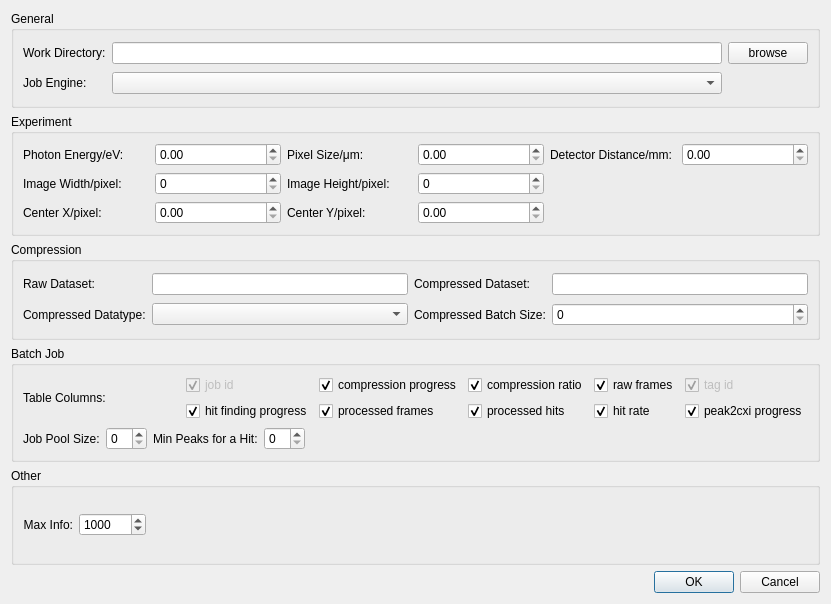
Old version of the form ui/settings_diag.ui in the repository LiuLab-CSRC/ClickX.
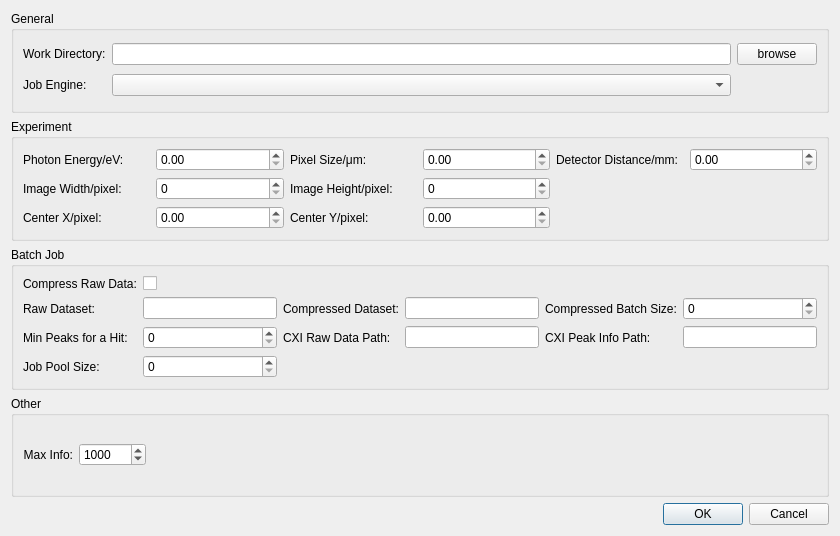
New version of the form.

What changed in the file:
```diff
--- a/ui/settings_diag.ui
+++ b/ui/settings_diag.ui
@@ -6,14 +6,14 @@
    <rect>
     <x>0</x>
     <y>0</y>
-    <width>831</width>
-    <height>604</height>
+    <width>840</width>
+    <height>536</height>
    </rect>
   </property>
   <property name="windowTitle">
    <string>Settings</string>
   </property>
-  <layout class="QVBoxLayout" name="verticalLayout" stretch="0,0,0,0,0,0">
+  <layout class="QVBoxLayout" name="verticalLayout_2">
    <item>
     <widget class="QGroupBox" name="groupBox">
      <property name="title">
@@ -162,235 +162,107 @@
     </widget>
    </item>
    <item>
-    <widget class="QGroupBox" name="groupBox_2">
+    <widget class="QGroupBox" name="groupBox_3">
      <property name="title">
-      <string>Compression</string>
+      <string>Batch Job</string>
      </property>
-     <layout class="QHBoxLayout" name="horizontalLayout_2">
+     <layout class="QVBoxLayout" name="verticalLayout">
       <item>
        <layout class="QGridLayout" name="gridLayout_3">
         <item row="0" column="0">
+         <widget class="QLabel" name="label_14">
+          <property name="text">
+           <string>Compress Raw Data:</string>
+          </property>
+         </widget>
+        </item>
+        <item row="0" column="1">
+         <widget class="QCheckBox" name="compressRawData">
+          <property name="text">
+           <string/>
+          </property>
+          <property name="tristate">
+           <bool>false</bool>
+          </property>
+         </widget>
+        </item>
+        <item row="1" column="0">
          <widget class="QLabel" name="label_10">
           <property name="text">
            <string>Raw Dataset:</string>
           </property>
          </widget>
         </item>
-        <item row="0" column="2">
+        <item row="1" column="1">
+         <widget class="QLineEdit" name="rawDataset"/>
+        </item>
+        <item row="1" column="2">
          <widget class="QLabel" name="label_13">
           <property name="text">
            <string>Compressed Dataset:</string>
           </property>
          </widget>
         </item>
-        <item row="0" column="3">
+        <item row="1" column="3">
          <widget class="QLineEdit" name="compressedDataset"/>
         </item>
-        <item row="1" column="0">
-         <widget class="QLabel" name="label_11">
-          <property name="text">
-           <string>Compressed Datatype:</string>
-          </property>
-         </widget>
-        </item>
-        <item row="1" column="2">
+        <item row="1" column="4">
          <widget class="QLabel" name="label_12">
           <property name="text">
            <string>Compressed Batch Size:</string>
           </property>
          </widget>
         </item>
-        <item row="0" column="1">
-         <widget class="QLineEdit" name="rawDataset"/>
-        </item>
-        <item row="1" column="1">
-         <widget class="QComboBox" name="compressedDatatype"/>
-        </item>
-        <item row="1" column="3">
+        <item row="1" column="5">
          <widget class="QSpinBox" name="compressedBatchSize">
           <property name="maximum">
            <number>9999</number>
           </property>
          </widget>
         </item>
-       </layout>
-      </item>
-     </layout>
-    </widget>
-   </item>
-   <item>
-    <widget class="QGroupBox" name="groupBox_3">
-     <property name="title">
-      <string>Batch Job</string>
-     </property>
-     <layout class="QVBoxLayout" name="verticalLayout_2">
-      <item>
-       <layout class="QHBoxLayout" name="horizontalLayout_3">
-        <item>
-         <widget class="QLabel" name="label_14">
+        <item row="2" column="0">
+         <widget class="QLabel" name="label_20">
           <property name="text">
-           <string>Table Columns:</string>
+           <string>Min Peaks for a Hit:</string>
           </property>
          </widget>
         </item>
-        <item>
-         <layout class="QGridLayout" name="tableColumns">
-          <item row="0" column="0">
-           <widget class="QCheckBox" name="jobId">
-            <property name="enabled">
-             <bool>false</bool>
-            </property>
-            <property name="text">
-             <string>job id</string>
-            </property>
-            <property name="checked">
-             <bool>true</bool>
-            </property>
-           </widget>
-          </item>
-          <item row="0" column="1">
-           <widget class="QCheckBox" name="compressionProgress">
-            <property name="text">
-             <string>compression progress</string>
-            </property>
-            <property name="checked">
-             <bool>true</bool>
-            </property>
-           </widget>
-          </item>
-          <item row="0" column="2">
-           <widget class="QCheckBox" name="compressionRatio">
-            <property name="text">
-             <string>compression ratio</string>
-            </property>
-            <property name="checked">
-             <bool>true</bool>
-            </property>
-           </widget>
-          </item>
-          <item row="0" column="3">
-           <widget class="QCheckBox" name="rawFrames">
-            <property name="text">
-             <string>raw frames</string>
-            </property>
-            <property name="checked">
-             <bool>true</bool>
-            </property>
-           </widget>
-          </item>
-          <item row="0" column="4">
-           <widget class="QCheckBox" name="tagId">
-            <property name="enabled">
-             <bool>false</bool>
-            </property>
-            <property name="text">
-             <string>tag id</string>
-            </property>
-            <property name="checked">
-             <bool>true</bool>
-            </property>
-           </widget>
-          </item>
-          <item row="1" column="0">
-           <widget class="QCheckBox" name="hitFindingProgress">
-            <property name="text">
-             <string>hit finding progress</string>
-            </property>
-            <property name="checked">
-             <bool>true</bool>
-            </property>
-           </widget>
-          </item>
-          <item row="1" column="1">
-           <widget class="QCheckBox" name="processedFrames">
-            <property name="text">
-             <string>processed frames</string>
-            </property>
-            <property name="checked">
-             <bool>true</bool>
-            </property>
-           </widget>
-          </item>
-          <item row="1" column="2">
-           <widget class="QCheckBox" name="processedHits">
-            <property name="text">
-             <string>processed hits</string>
-            </property>
-            <property name="checked">
-             <bool>true</bool>
-            </property>
-           </widget>
-          </item>
-          <item row="1" column="3">
-           <widget class="QCheckBox" name="hitRate">
-            <property name="text">
-             <string>hit rate</string>
-            </property>
-            <property name="checked">
-             <bool>true</bool>
-            </property>
-           </widget>
-          </item>
-          <item row="1" column="4">
-           <widget class="QCheckBox" name="peak2cxiProgress">
-            <property name="text">
-             <string>peak2cxi progress</string>
-            </property>
-            <property name="checked">
-             <bool>true</bool>
-            </property>
-           </widget>
-          </item>
-         </layout>
+        <item row="2" column="1">
+         <widget class="QSpinBox" name="minPeaks"/>
         </item>
-       </layout>
-      </item>
-      <item>
-       <layout class="QHBoxLayout" name="horizontalLayout_5">
-        <item>
-         <layout class="QHBoxLayout" name="horizontalLayout_4">
-          <item>
-           <widget class="QLabel" name="label_15">
-            <property name="text">
-             <string>Job Pool Size:</string>
-            </property>
-           </widget>
-          </item>
-          <item>
-           <widget class="QSpinBox" name="jobPoolSize">
-            <property name="value">
-             <number>0</number>
-            </property>
-           </widget>
-          </item>
-         </layout>
+        <item row="2" column="2">
+         <widget class="QLabel" name="label_11">
+          <property name="text">
+           <string>CXI Raw Data Path:</string>
+          </property>
+         </widget>
         </item>
-        <item>
-         <layout class="QHBoxLayout" name="horizontalLayout_10">
-          <item>
-           <widget class="QLabel" name="label_20">
-            <property name="text">
-             <string>Min Peaks for a Hit:</string>
-            </property>
-           </widget>
-          </item>
-          <item>
-           <widget class="QSpinBox" name="minPeaks"/>
-          </item>
-         </layout>
+        <item row="2" column="3">
+         <widget class="QLineEdit" name="cxiRawDataPath"/>
         </item>
-        <item>
-         <spacer name="horizontalSpacer_3">
-          <property name="orientation">
-           <enum>Qt::Horizontal</enum>
+        <item row="2" column="4">
+         <widget class="QLabel" name="label_16">
+          <property name="text">
+           <string>CXI Peak Info Path:</string>
           </property>
-          <property name="sizeHint" stdset="0">
-           <size>
-            <width>40</width>
-            <height>20</height>
-           </size>
+         </widget>
+        </item>
+        <item row="2" column="5">
+         <widget class="QLineEdit" name="cxiPeakInfoPath"/>
+        </item>
+        <item row="3" column="0">
+         <widget class="QLabel" name="label_15">
+          <property name="text">
+           <string>Job Pool Size:</string>
           </property>
-         </spacer>
+         </widget>
+        </item>
+        <item row="3" column="1">
+         <widget class="QSpinBox" name="jobPoolSize">
+          <property name="value">
+           <number>0</number>
+          </property>
+         </widget>
         </item>
        </layout>
       </item>
```
